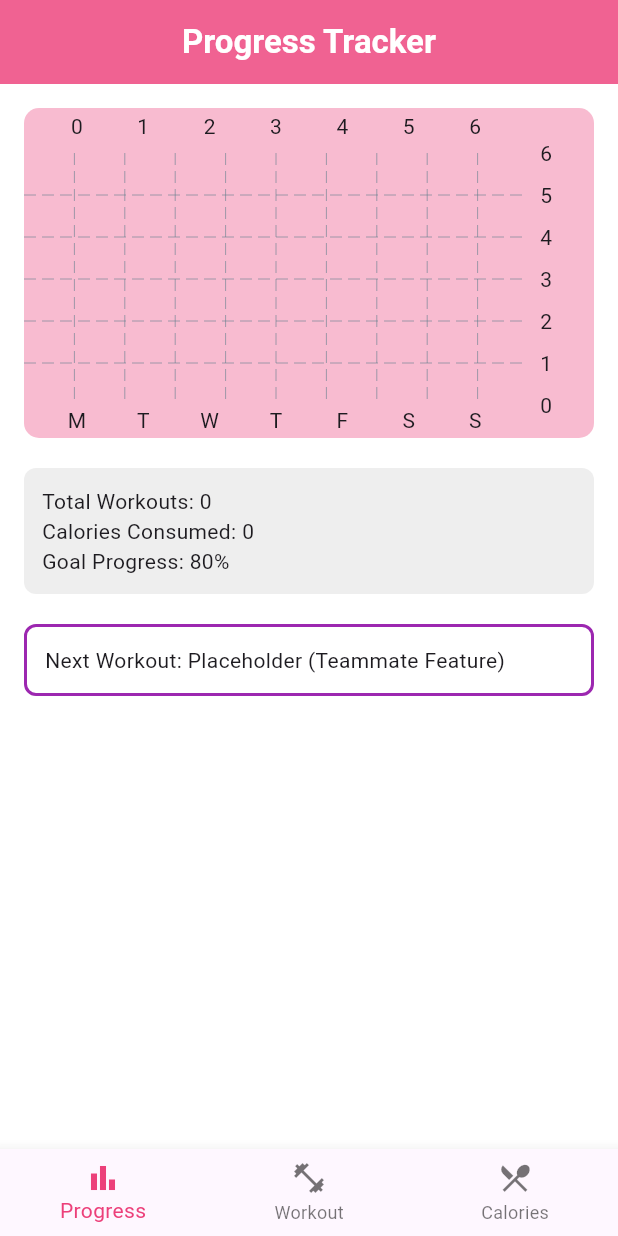
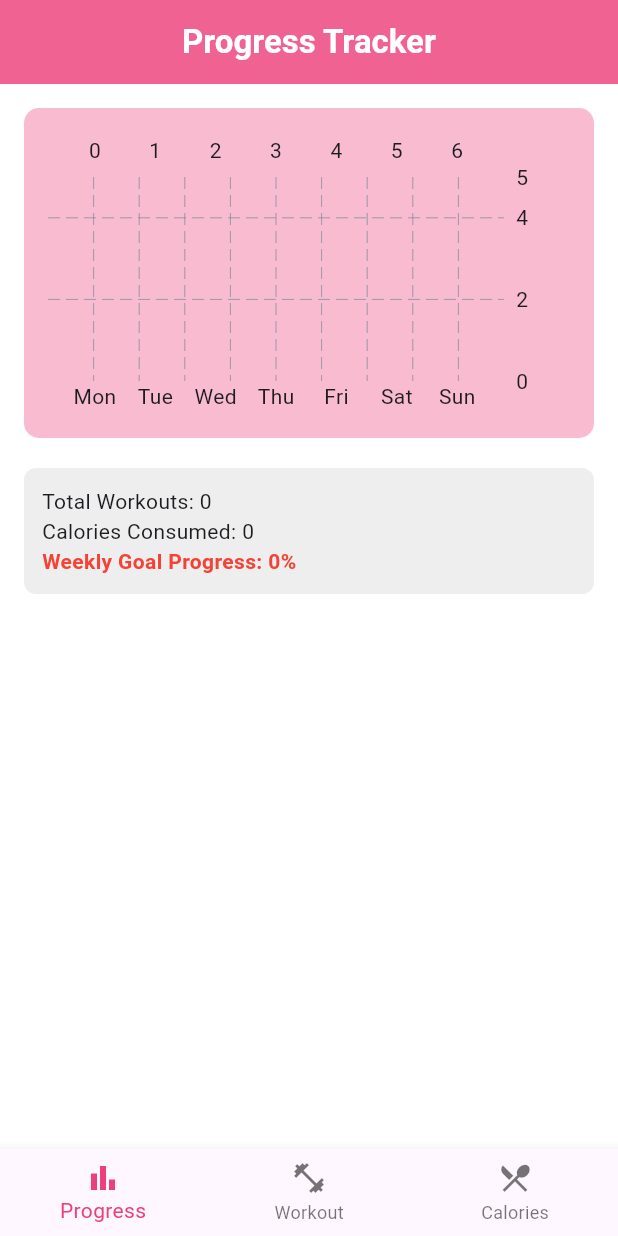
Before and after one commit to adityanair777/Fitness-Tracker-App, a Flutter app: the screen it shows after launch, on a phone screen of 412 x 824 dp. Run offline on Flutter 3.47's test engine with Material 3 defaults, Android fonts, the phone set to English and light mode, and no system bars; drawn by our look-alikes of fl_chart; our stand-ins replace sqflite, sqflite_common_ffi, sqflite_common_ffi_web; accounts and stored records are empty.

Commit message:
fixed some crazy annoying database issue, working Add Workout/Add Meal, chart updates

```diff
--- a/lib/data/db_helper.dart
+++ b/lib/data/db_helper.dart
@@ -1,25 +1,39 @@
+import 'dart:io';
+import 'package:flutter/foundation.dart' show kIsWeb;
+import 'package:path/path.dart';
 import 'package:sqflite/sqflite.dart';
-import 'package:path/path.dart';
+import 'package:sqflite_common_ffi/sqflite_ffi.dart';
+import 'package:sqflite_common_ffi_web/sqflite_ffi_web.dart';
 
 class DBHelper {
   static Database? _db;
   static const _dbName = 'fitness_app.db';
+  static const _dbVersion = 2;
   static const workoutTable = 'workouts';
   static const mealTable = 'meals';
 
   static Future<Database> _open() async {
+    if (kIsWeb) {
+      databaseFactory = databaseFactoryFfiWeb;
+    } else if (Platform.isWindows || Platform.isLinux || Platform.isMacOS) {
+      sqfliteFfiInit();
+      databaseFactory = databaseFactoryFfi;
+    }
+
     if (_db != null) return _db!;
+
     final path = join(await getDatabasesPath(), _dbName);
     _db = await openDatabase(
       path,
-      version: 1,
+      version: _dbVersion,
       onCreate: (db, _) async {
         await db.execute('''
           CREATE TABLE $workoutTable(
             id INTEGER PRIMARY KEY AUTOINCREMENT,
             exercise TEXT,
             duration TEXT,
-            reps TEXT
+            reps TEXT,
+            date TEXT
           );
         ''');
         await db.execute('''
@@ -30,22 +44,27 @@ class DBHelper {
           );
         ''');
       },
+      onUpgrade: (db, oldV, newV) async {
+        if (oldV < 2) {
+          await db.execute('ALTER TABLE $workoutTable ADD COLUMN date TEXT;');
+        }
+      },
     );
     return _db!;
   }
 
   static Future<int> insert(String table, Map<String, dynamic> data) async {
     final db = await _open();
-    return db.insert(table, data);
+    return await db.insert(table, data, conflictAlgorithm: ConflictAlgorithm.replace);
   }
 
   static Future<List<Map<String, dynamic>>> all(String table) async {
     final db = await _open();
-    return db.query(table, orderBy: 'id DESC');
+    return await db.query(table, orderBy: 'id DESC');
   }
 
   static Future<int> delete(String table, int id) async {
     final db = await _open();
-    return db.delete(table, where: 'id = ?', whereArgs: [id]);
+    return await db.delete(table, where: 'id = ?', whereArgs: [id]);
   }
 }
--- a/lib/screens/calorie_tracker_screen.dart
+++ b/lib/screens/calorie_tracker_screen.dart
@@ -9,7 +9,6 @@ class CalorieTrackerScreen extends StatefulWidget {
 class _CalorieTrackerScreenState extends State<CalorieTrackerScreen> {
   final foodCtrl = TextEditingController();
   final calCtrl = TextEditingController();
-
   List<Map<String, dynamic>> _meals = [];
 
   @override
@@ -58,7 +57,7 @@ class _CalorieTrackerScreenState extends State<CalorieTrackerScreen> {
           ),
           const SizedBox(height: 10),
           TextField(controller: foodCtrl, decoration: const InputDecoration(labelText: 'Meal Name')),
-          TextField(controller: calCtrl, decoration: const InputDecoration(labelText: 'Calories'), keyboardType: TextInputType.number),
+          TextField(controller: calCtrl, decoration: const InputDecoration(labelText: 'Calories')),
           const SizedBox(height: 10),
           ElevatedButton(
             onPressed: _add,
--- a/lib/screens/progress_screen.dart
+++ b/lib/screens/progress_screen.dart
@@ -1,5 +1,6 @@
 import 'package:flutter/material.dart';
 import 'package:fl_chart/fl_chart.dart';
+import 'package:intl/intl.dart';
 import '../data/db_helper.dart';
 
 class ProgressScreen extends StatefulWidget {
@@ -8,44 +9,75 @@ class ProgressScreen extends StatefulWidget {
 }
 
 class _ProgressScreenState extends State<ProgressScreen> {
-  List<double> weekData = [0, 0, 0, 0, 0, 0, 0];
+  Map<String, int> dailyWorkoutCounts = {};
   int totalWorkouts = 0;
   int totalCalories = 0;
 
   @override
   void initState() {
     super.initState();
-    _load();
+    _loadData();
   }
 
-  Future<void> _load() async {
+  Future<void> _loadData() async {
     final workouts = await DBHelper.all(DBHelper.workoutTable);
     final meals = await DBHelper.all(DBHelper.mealTable);
 
     totalWorkouts = workouts.length;
-    totalCalories = 0;
+    totalCalories = meals.fold<int>(
+      0,
+      (sum, m) => sum + (int.tryParse(m['calories'] ?? '0') ?? 0),
+    );
 
-    for (final m in meals) {
-      final c = int.tryParse('${m['calories']}') ?? 0;
-      totalCalories += c;
+    final Map<String, int> counts = {
+      'Mon': 0,
+      'Tue': 0,
+      'Wed': 0,
+      'Thu': 0,
+      'Fri': 0,
+      'Sat': 0,
+      'Sun': 0,
+    };
+
+    final now = DateTime.now();
+    final startOfWeek = DateTime(now.year, now.month, now.day)
+        .subtract(Duration(days: now.weekday - 1));
+
+    for (final w in workouts) {
+      final raw = w['date'];
+      if (raw is String) {
+        final dt = DateTime.tryParse(raw);
+        if (dt != null && !dt.isBefore(startOfWeek)) {
+          final key = DateFormat('E').format(dt);
+          if (counts.containsKey(key)) counts[key] = counts[key]! + 1;
+        }
+      }
     }
 
-    final buckets = List<double>.filled(7, 0);
-    for (final w in workouts) {
-      final idx = (w['id'] as int) % 7;
-      final d = double.tryParse('${w['duration']}') ?? 0.0;
-      buckets[idx] += d > 0 ? d : 1;
-    }
+    setState(() => dailyWorkoutCounts = counts);
+  }
 
-    setState(() => weekData = buckets);
+  double _weeklyGoalPercent() {
+    final done = dailyWorkoutCounts.values.fold(0, (a, b) => a + b);
+    return ((done / 5) * 100).clamp(0, 100);
+  }
+
+  Color _goalColor(double p) {
+    if (p >= 100) return Colors.green;
+    if (p >= 50) return Colors.orange;
+    return Colors.red;
   }
 
   @override
   Widget build(BuildContext context) {
+    final days = ['Mon', 'Tue', 'Wed', 'Thu', 'Fri', 'Sat', 'Sun'];
+    final bars = days.map((d) => (dailyWorkoutCounts[d] ?? 0).toDouble()).toList();
+    final percent = _weeklyGoalPercent();
+
     return Container(
       color: Colors.white,
+      padding: const EdgeInsets.all(16),
       child: ListView(
-        padding: const EdgeInsets.all(16),
         children: [
           Container(
             height: 220,
@@ -53,21 +85,21 @@ class _ProgressScreenState extends State<ProgressScreen> {
               color: Colors.pink[100],
               borderRadius: BorderRadius.circular(10),
             ),
+            padding: const EdgeInsets.all(16),
             child: BarChart(
               BarChartData(
-                maxY: (weekData.fold<double>(0, (a, b) => a > b ? a : b) + 2).clamp(6, 12),
+                maxY: 5,
+                borderData: FlBorderData(show: false),
                 titlesData: FlTitlesData(
                   leftTitles: AxisTitles(sideTitles: SideTitles(showTitles: false)),
                   bottomTitles: AxisTitles(
                     sideTitles: SideTitles(
                       showTitles: true,
-                      getTitlesWidget: (v, _) =>
-                          Text(['M', 'T', 'W', 'T', 'F', 'S', 'S'][v.toInt() % 7]),
+                      getTitlesWidget: (v, _) => Text(days[v.toInt() % 7]),
                     ),
                   ),
                 ),
-                borderData: FlBorderData(show: false),
-                barGroups: weekData.asMap().entries.map((e) {
+                barGroups: bars.asMap().entries.map((e) {
                   return BarChartGroupData(
                     x: e.key,
                     barRods: [
@@ -95,18 +127,12 @@ class _ProgressScreenState extends State<ProgressScreen> {
               children: [
                 Text('Total Workouts: $totalWorkouts'),
                 Text('Calories Consumed: $totalCalories'),
-                const Text('Goal Progress: 80%'),
+                Text(
+                  'Weekly Goal Progress: ${percent.toStringAsFixed(0)}%',
+                  style: TextStyle(fontWeight: FontWeight.bold, color: _goalColor(percent)),
+                ),
               ],
             ),
-          ),
-          const SizedBox(height: 20),
-          Container(
-            padding: const EdgeInsets.all(12),
-            decoration: BoxDecoration(
-              border: Border.all(color: Colors.purple, width: 2),
-              borderRadius: BorderRadius.circular(8),
-            ),
-            child: const Text('Next Workout: Placeholder (Teammate Feature)'),
           ),
         ],
       ),
--- a/pubspec.yaml
+++ b/pubspec.yaml
@@ -1,5 +1,5 @@
 name: fitness_tracker
-description: fitness tracker app
+description: fitness tracker app milestone 1 + 2
 publish_to: "none"
 
 environment:
@@ -10,7 +10,10 @@ dependencies:
     sdk: flutter
   fl_chart: ^0.66.2
   sqflite: ^2.3.0
+  sqflite_common_ffi: ^2.3.2
+  sqflite_common_ffi_web: ^0.4.2
   path: ^1.8.3
+  intl: ^0.19.0
 
 dev_dependencies:
   flutter_test:
```
Also changed, not shown: lib/main.dart (+20 -2 lines), lib/screens/workout_log_screen.dart (+4 -3 lines), pubspec.lock.
